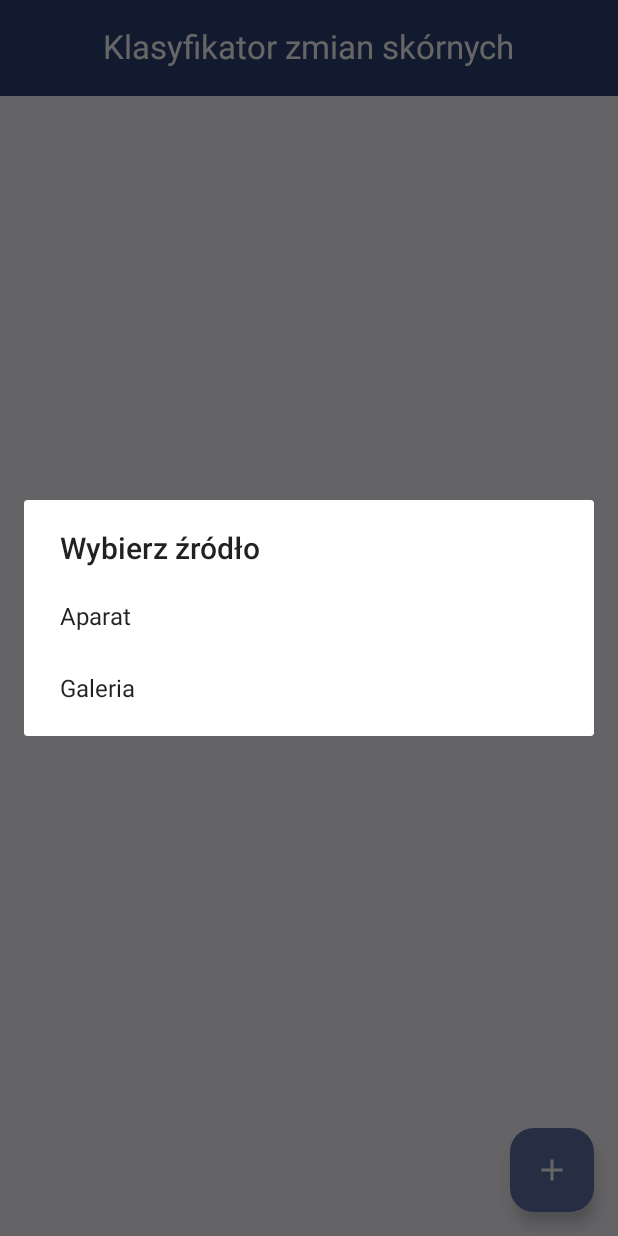
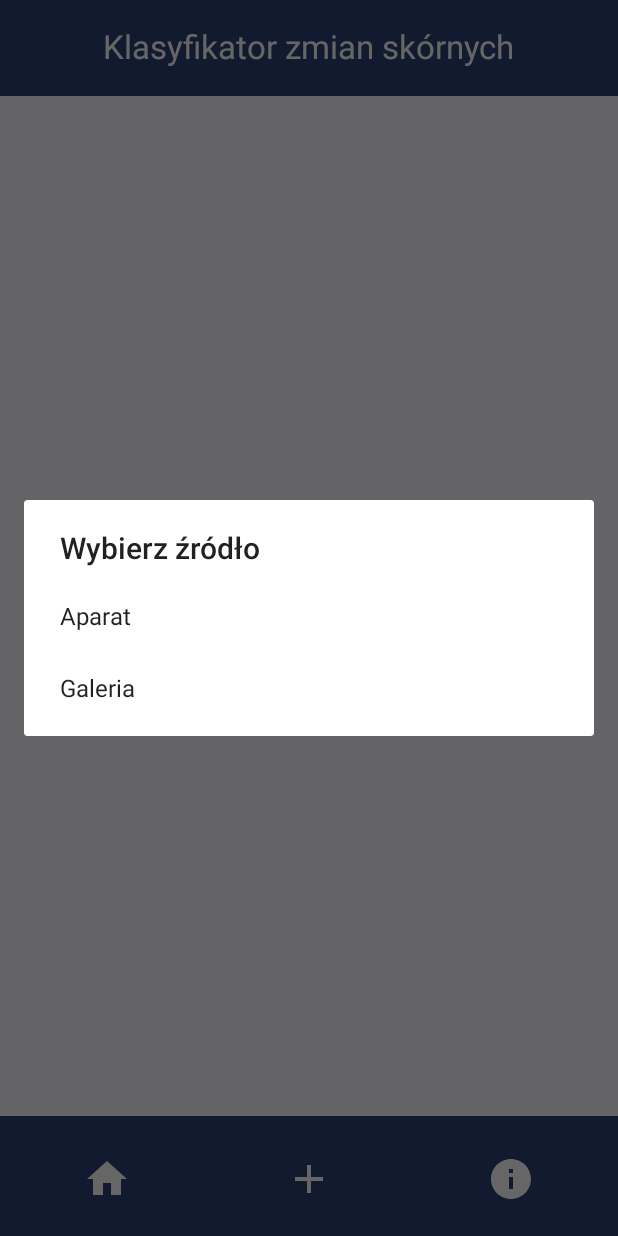
Before and after one commit to hamoncito/SEM-2025-AP, an Android app built with Jetpack Compose: the screen it shows after launch (MainActivity), after a tap on "Dodaj zdjęcie", on a phone screen of 412 x 824 dp. Run offline under Robolectric (Android 15) with nearby library versions, the phone set to English and light mode, and no system bars; libraries missing offline, so code that uses them is left out: org.tensorflow.lite; 1 statement that could not run was skipped.

Commit message:
dodanie ikon do bottom baru

```diff
--- a/kod/app/src/main/java/skin/lesion/detection/MainActivity.kt
+++ b/kod/app/src/main/java/skin/lesion/detection/MainActivity.kt
@@ -4,7 +4,6 @@ import MainContent
 import android.os.Bundle
 import androidx.activity.ComponentActivity
 import androidx.activity.compose.setContent
-import androidx.activity.enableEdgeToEdge
 import androidx.compose.foundation.layout.fillMaxSize
 import androidx.compose.foundation.layout.padding
 import androidx.compose.material3.Scaffold
@@ -15,7 +14,6 @@ import skin.lesion.detection.ui.theme.SkinlesiondetectionTheme
 class MainActivity : ComponentActivity() {
     override fun onCreate(savedInstanceState: Bundle?) {
         super.onCreate(savedInstanceState)
-        enableEdgeToEdge()
         setContent {
             SkinlesiondetectionTheme {
                 Scaffold(modifier = Modifier.fillMaxSize()) { innerPadding ->
--- a/kod/app/src/main/java/skin/lesion/detection/ui/ScreenLayout.kt
+++ b/kod/app/src/main/java/skin/lesion/detection/ui/ScreenLayout.kt
@@ -7,15 +7,23 @@ import android.graphics.Bitmap
 import android.net.Uri
 import androidx.activity.compose.ManagedActivityResultLauncher
 import androidx.compose.foundation.Image
+import androidx.compose.foundation.layout.Arrangement
 import androidx.compose.foundation.layout.Column
+import androidx.compose.foundation.layout.Row
 import androidx.compose.foundation.layout.fillMaxSize
+import androidx.compose.foundation.layout.fillMaxWidth
 import androidx.compose.foundation.layout.padding
+import androidx.compose.foundation.layout.size
 import androidx.compose.material.icons.Icons
 import androidx.compose.material.icons.filled.Add
+import androidx.compose.material.icons.filled.Home
+import androidx.compose.material.icons.filled.Info
+import androidx.compose.material3.BottomAppBar
 import androidx.compose.material3.CenterAlignedTopAppBar
 import androidx.compose.material3.ExperimentalMaterial3Api
 import androidx.compose.material3.FloatingActionButton
 import androidx.compose.material3.Icon
+import androidx.compose.material3.IconButton
 import androidx.compose.material3.MaterialTheme
 import androidx.compose.material3.Scaffold
 import androidx.compose.material3.Text
@@ -53,9 +61,23 @@ internal fun ScreenLayout(
                 )
             )
         },
-        floatingActionButton = {
-            FloatingActionButton(
-                onClick = {
+        bottomBar = {
+            BottomAppBar(
+                containerColor = MaterialTheme.colorScheme.primary,
+                contentColor = MaterialTheme.colorScheme.onPrimary,
+                actions = {
+                    Row(
+                        horizontalArrangement = Arrangement.SpaceAround,
+                        modifier = Modifier.fillMaxWidth()
+                    ) {
+                        IconButton(onClick = {}) {
+                            Icon(
+                                Icons.Filled.Home,
+                                contentDescription = "Strona główna",
+                                modifier = Modifier.size(32.dp)
+                            )
+                        }
+                        IconButton(onClick = {
                             val options = arrayOf("Aparat", "Galeria")
                             AlertDialog.Builder(context)
                                 .setTitle("Wybierz źródło")
@@ -66,10 +88,23 @@ internal fun ScreenLayout(
                                     }
                                 }
                                 .show()
+                        }) {
+                            Icon(
+                                Icons.Filled.Add,
+                                contentDescription = "Dodaj zdjęcie",
+                                modifier = Modifier.size(32.dp)
+                            )
                         }
-            ) {
-                Icon(Icons.Filled.Add, contentDescription = "Dodaj zdjęcie")
+                        IconButton(onClick = {}) {
+                            Icon(
+                                Icons.Filled.Info,
+                                contentDescription = "Info",
+                                modifier = Modifier.size(32.dp)
+                            )
                         }
+                    }
+                }
+            )
         }
     ) { paddingValues ->
         Column(
```
Lines whose indentation alone changed are shown as unchanged.
